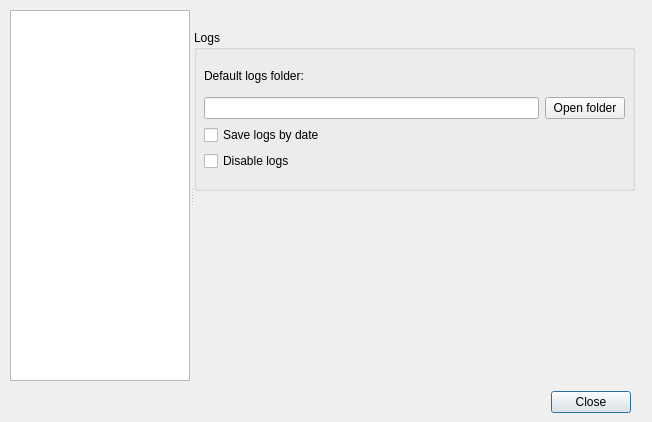
Old version of the form ui/options.ui in the repository gitter-badger/simplechatclient.
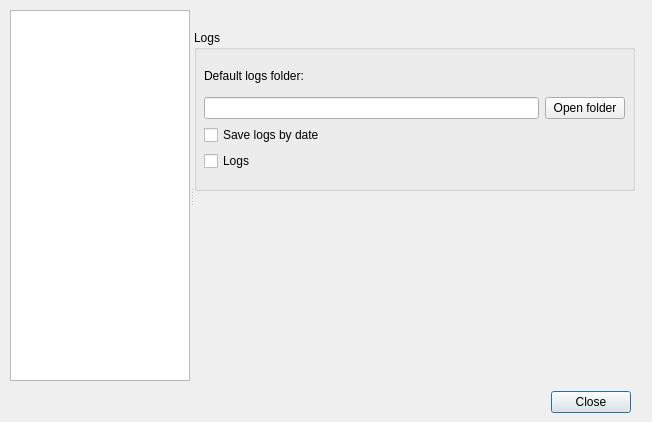
New version of the form. The open tabs and pages were chosen to show the change. Icons and pictures are not drawn.

```diff
--- a/ui/options.ui
+++ b/ui/options.ui
@@ -1159,7 +1159,7 @@
         <item>
          <widget class="QCheckBox" name="checkBox_disable_logs">
           <property name="text">
-           <string>Disable logs</string>
+           <string>Logs</string>
           </property>
          </widget>
         </item>
```
Left out of the diff: 2 changed lines with no effect on the pictures.
